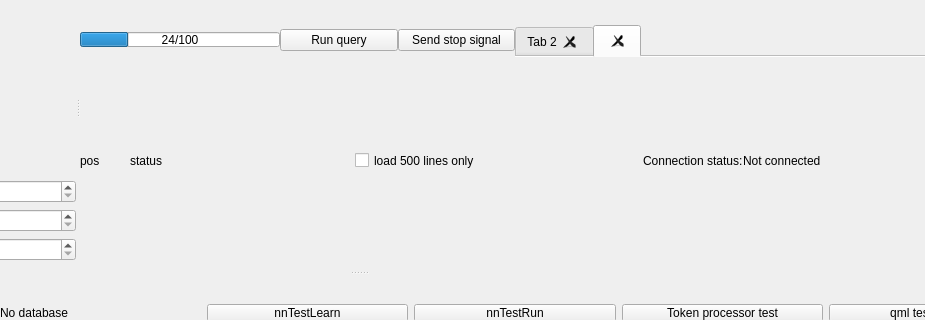
gfifgfifofich/DB_loader, file DBLoader CMake/loaderwidnow.ui: the form before one commit; both pictures show x 322 to 1247 and y 128 to 448 of the 1361 by 707 pixel window.
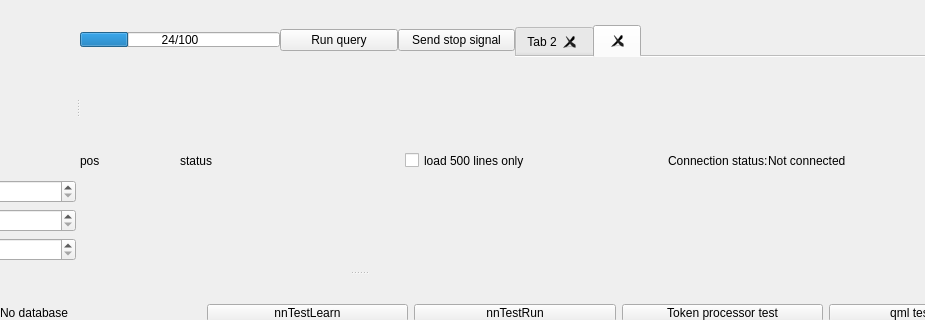
The form after the commit.

```diff
--- a/DBLoader CMake/loaderwidnow.ui
+++ b/DBLoader CMake/loaderwidnow.ui
@@ -422,7 +422,7 @@
             <widget class="QLabel" name="textPosLabel">
              <property name="maximumSize">
               <size>
-               <width>50</width>
+               <width>100</width>
                <height>15</height>
               </size>
              </property>
```
Left out of the diff: 4 changed lines with no effect on the pictures.
